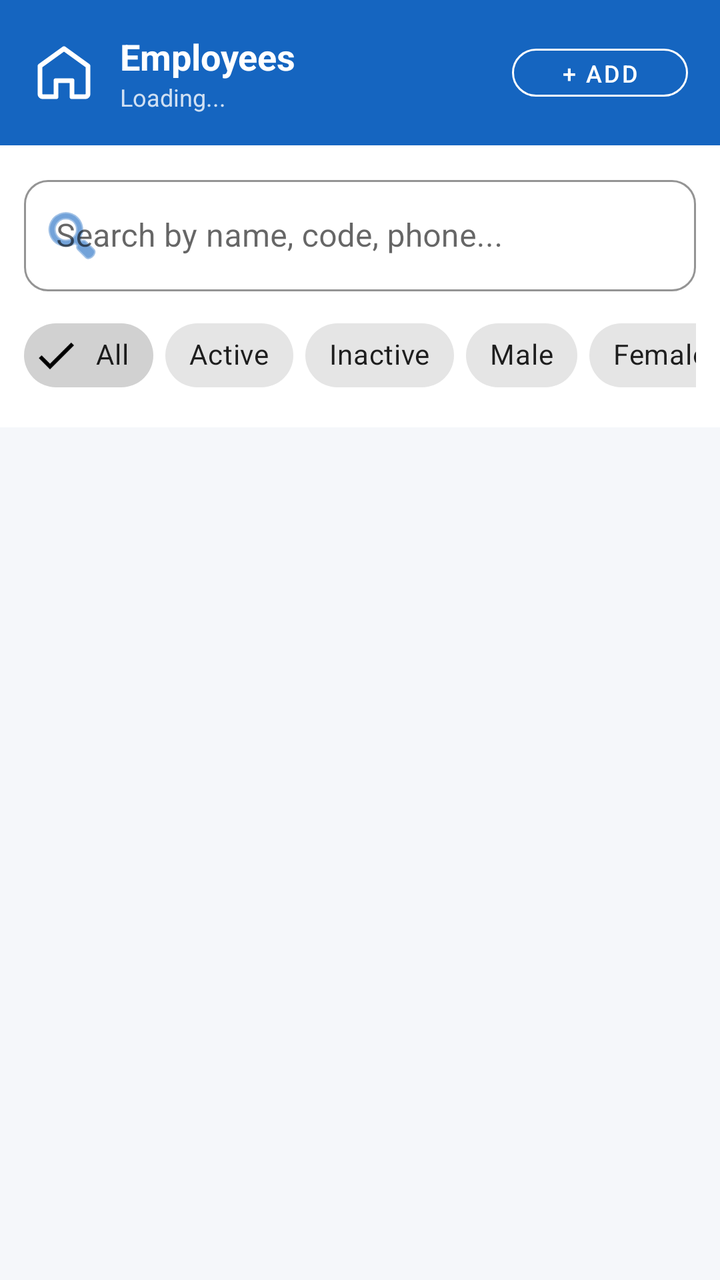
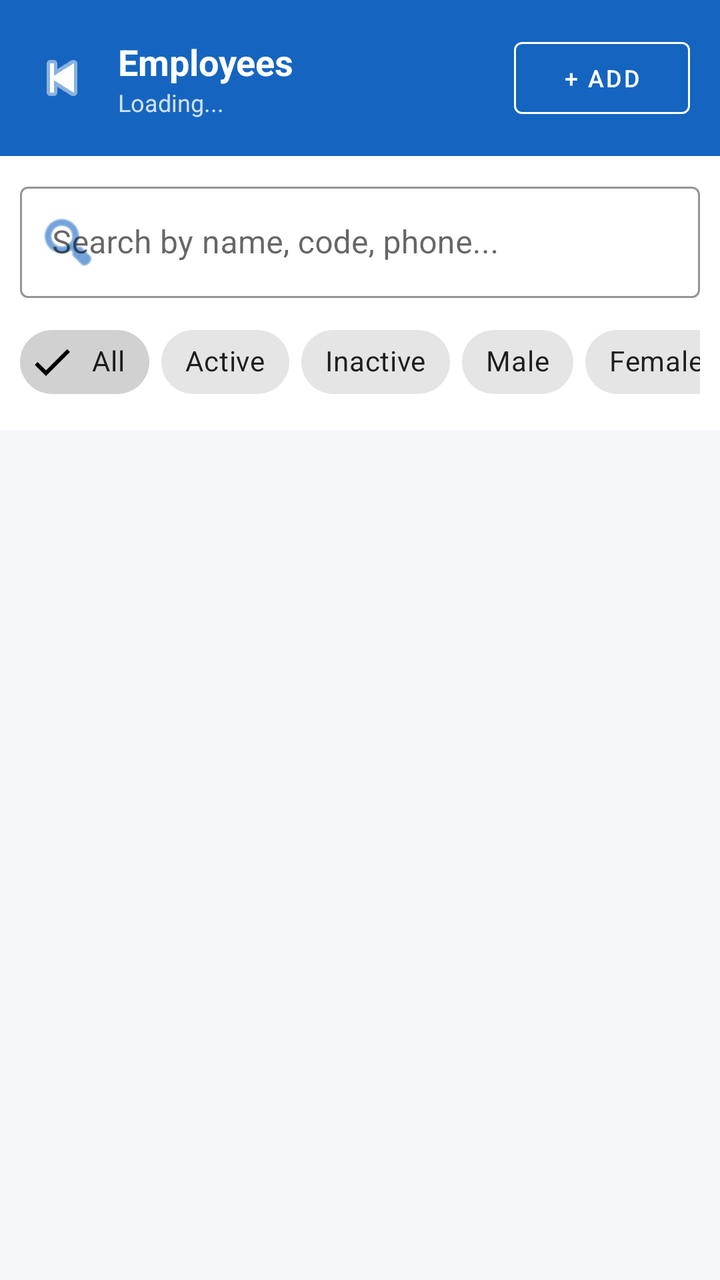

Screens rendered from an Android XML layout before and after an edit, with the pre-edit source and the edit as a unified diff.
<!-- AndroidManifest.xml: application theme Theme.EmpManager -->
<!-- res/layout/activity_employee_list.xml -->
<?xml version="1.0" encoding="utf-8"?>
<LinearLayout
    xmlns:android="http://schemas.android.com/apk/res/android"
    xmlns:app="http://schemas.android.com/apk/res-auto"
    android:layout_width="match_parent"
    android:layout_height="match_parent"
    android:orientation="vertical"
    android:background="#F5F7FA">

    
    <LinearLayout
        android:layout_width="match_parent"
        android:layout_height="wrap_content"
        android:orientation="horizontal"
        android:gravity="center_vertical"
        android:background="#1565C0"
        android:padding="16dp">

        <ImageView
            android:id="@+id/ivBack"
            android:layout_width="32dp"
            android:layout_height="32dp"
            android:src="@drawable/ic_nav_home"
            android:tint="#FFFFFF"
            android:layout_marginEnd="12dp"/>

        <LinearLayout
            android:layout_width="0dp"
            android:layout_height="wrap_content"
            android:layout_weight="1"
            android:orientation="vertical">

            <TextView
                android:id="@+id/tvTitle"
                android:layout_width="wrap_content"
                android:layout_height="wrap_content"
                android:text="Employees"
                android:textSize="18sp"
                android:textStyle="bold"
                android:textColor="#FFFFFF"/>

            <TextView
                android:id="@+id/tvSubtitle"
                android:layout_width="wrap_content"
                android:layout_height="wrap_content"
                android:text="Loading..."
                android:textSize="12sp"
                android:textColor="#CCffffff"/>
        </LinearLayout>

        <com.google.android.material.button.MaterialButton
            android:id="@+id/btnAdd"
            style="@style/Widget.MaterialComponents.Button.OutlinedButton"
            android:layout_width="wrap_content"
            android:layout_height="36dp"
            android:text="+ Add"
            android:textColor="#FFFFFF"
            android:textSize="12sp"
            app:strokeColor="#FFFFFF"
            app:cornerRadius="20dp"/>
    </LinearLayout>

    
    <LinearLayout
        android:layout_width="match_parent"
        android:layout_height="wrap_content"
        android:orientation="vertical"
        android:background="#FFFFFF"
        android:padding="12dp">

        <com.google.android.material.textfield.TextInputLayout
            android:id="@+id/tilSearch"
            style="@style/Widget.MaterialComponents.TextInputLayout.OutlinedBox"
            android:layout_width="match_parent"
            android:layout_height="wrap_content"
            android:hint="Search by name, code, phone..."
            app:startIconDrawable="@android:drawable/ic_menu_search"
            app:startIconTint="#1565C0"
            app:boxCornerRadiusTopStart="12dp"
            app:boxCornerRadiusTopEnd="12dp"
            app:boxCornerRadiusBottomStart="12dp"
            app:boxCornerRadiusBottomEnd="12dp"
            app:boxStrokeColor="#1565C0">

            <com.google.android.material.textfield.TextInputEditText
                android:id="@+id/etSearch"
                android:layout_width="match_parent"
                android:layout_height="wrap_content"
                android:inputType="text"/>
        </com.google.android.material.textfield.TextInputLayout>

        
        <HorizontalScrollView
            android:layout_width="match_parent"
            android:layout_height="wrap_content"
            android:scrollbars="none"
            android:layout_marginTop="8dp">

            <LinearLayout
                android:layout_width="wrap_content"
                android:layout_height="wrap_content"
                android:orientation="horizontal">

                <com.google.android.material.chip.Chip
                    android:id="@+id/chipAll"
                    android:layout_width="wrap_content"
                    android:layout_height="wrap_content"
                    android:text="All"
                    android:checkable="true"
                    android:checked="true"
                    style="@style/Widget.MaterialComponents.Chip.Filter"/>

                <com.google.android.material.chip.Chip
                    android:id="@+id/chipActive"
                    android:layout_width="wrap_content"
                    android:layout_height="wrap_content"
                    android:text="Active"
                    android:checkable="true"
                    android:layout_marginStart="6dp"
                    style="@style/Widget.MaterialComponents.Chip.Filter"/>

                <com.google.android.material.chip.Chip
                    android:id="@+id/chipInactive"
                    android:layout_width="wrap_content"
                    android:layout_height="wrap_content"
                    android:text="Inactive"
                    android:checkable="true"
                    android:layout_marginStart="6dp"
                    style="@style/Widget.MaterialComponents.Chip.Filter"/>

                <com.google.android.material.chip.Chip
                    android:id="@+id/chipMale"
                    android:layout_width="wrap_content"
                    android:layout_height="wrap_content"
                    android:text="Male"
                    android:checkable="true"
                    android:layout_marginStart="6dp"
                    style="@style/Widget.MaterialComponents.Chip.Filter"/>

                <com.google.android.material.chip.Chip
                    android:id="@+id/chipFemale"
                    android:layout_width="wrap_content"
                    android:layout_height="wrap_content"
                    android:text="Female"
                    android:checkable="true"
                    android:layout_marginStart="6dp"
                    style="@style/Widget.MaterialComponents.Chip.Filter"/>

            </LinearLayout>
        </HorizontalScrollView>
    </LinearLayout>

    
    <androidx.recyclerview.widget.RecyclerView
        android:id="@+id/rvEmployees"
        android:layout_width="match_parent"
        android:layout_height="0dp"
        android:layout_weight="1"
        android:padding="12dp"
        android:clipToPadding="false"/>

    
    <LinearLayout
        android:id="@+id/layoutEmpty"
        android:layout_width="match_parent"
        android:layout_height="0dp"
        android:layout_weight="1"
        android:orientation="vertical"
        android:gravity="center"
        android:visibility="gone">

        <TextView
            android:layout_width="wrap_content"
            android:layout_height="wrap_content"
            android:text="No employees found"
            android:textSize="16sp"
            android:textColor="#757575"/>

        <TextView
            android:layout_width="wrap_content"
            android:layout_height="wrap_content"
            android:text="Tap + Add to add your first employee"
            android:textSize="13sp"
            android:textColor="#BDBDBD"
            android:layout_marginTop="4dp"/>
    </LinearLayout>

</LinearLayout>
<!-- resources referenced by this layout -->
<resources>
  <!-- drawable ic_nav_home (drawable) -->
  <?xml version="1.0" encoding="utf-8"?>
  <vector xmlns:android="http://schemas.android.com/apk/res/android"
      android:width="24dp"
      android:height="24dp"
      android:viewportWidth="24"
      android:viewportHeight="24">
      <path
          android:fillColor="@android:color/transparent"
          android:pathData="M3,9.5L12,3L21,9.5V20A1,1 0,0 1,20 21H15V15H9V21H4A1,1 0,0 1,3 20V9.5Z"
          android:strokeColor="#000000"
          android:strokeWidth="1.8"
          android:strokeLineCap="round"
          android:strokeLineJoin="round"/>
  </vector>
  <style name="Theme.EmpManager" parent="Theme.MaterialComponents.Light.NoActionBar">
          <item name="colorPrimary">@color/primary</item>
          <item name="colorPrimaryVariant">@color/primary_dark</item>
          <item name="colorOnPrimary">@color/white</item>
          <item name="colorSecondary">@color/accent</item>
          <item name="android:windowBackground">@color/background</item>
      </style>
  <color name="primary">#1565C0</color>
  <color name="primary_dark">#0D47A1</color>
  <color name="white">#FFFFFFFF</color>
  <color name="accent">#FF6F00</color>
  <color name="background">#F0F4F8</color>
</resources>

<!-- the commit's change to res/layout/activity_employee_list.xml (unified diff, before → after) -->
@@ -14,13 +14,13 @@
         android:orientation="horizontal"
         android:gravity="center_vertical"
         android:background="#1565C0"
-        android:padding="16dp">
+        android:padding="15dp">
 
         <ImageView
             android:id="@+id/ivBack"
             android:layout_width="32dp"
             android:layout_height="32dp"
-            android:src="@drawable/ic_nav_home"
+            android:src="@android:drawable/ic_media_previous"
             android:tint="#FFFFFF"
             android:layout_marginEnd="12dp"/>
 
@@ -52,12 +52,12 @@
             android:id="@+id/btnAdd"
             style="@style/Widget.MaterialComponents.Button.OutlinedButton"
             android:layout_width="wrap_content"
-            android:layout_height="36dp"
+            android:layout_height="wrap_content"
             android:text="+ Add"
             android:textColor="#FFFFFF"
             android:textSize="12sp"
             app:strokeColor="#FFFFFF"
-            app:cornerRadius="20dp"/>
+            app:cornerRadius="4dp"/>
     </LinearLayout>
 
     
@@ -66,7 +66,7 @@
         android:layout_height="wrap_content"
         android:orientation="vertical"
         android:background="#FFFFFF"
-        android:padding="12dp">
+        android:padding="10dp">
 
         <com.google.android.material.textfield.TextInputLayout
             android:id="@+id/tilSearch"
@@ -76,10 +76,10 @@
             android:hint="Search by name, code, phone..."
             app:startIconDrawable="@android:drawable/ic_menu_search"
             app:startIconTint="#1565C0"
-            app:boxCornerRadiusTopStart="12dp"
-            app:boxCornerRadiusTopEnd="12dp"
-            app:boxCornerRadiusBottomStart="12dp"
-            app:boxCornerRadiusBottomEnd="12dp"
+            app:boxCornerRadiusTopStart="4dp"
+            app:boxCornerRadiusTopEnd="4dp"
+            app:boxCornerRadiusBottomStart="4dp"
+            app:boxCornerRadiusBottomEnd="4dp"
             app:boxStrokeColor="#1565C0">
 
             <com.google.android.material.textfield.TextInputEditText
@@ -156,7 +156,7 @@
         android:layout_width="match_parent"
         android:layout_height="0dp"
         android:layout_weight="1"
-        android:padding="12dp"
+        android:padding="4dp"
         android:clipToPadding="false"/>
 
     
<!-- resource entries referenced after the edit -->
@@ -1,20 +1,5 @@
 <!-- resources referenced by this layout -->
 <resources>
-  <!-- drawable ic_nav_home (drawable) -->
-  <?xml version="1.0" encoding="utf-8"?>
-  <vector xmlns:android="http://schemas.android.com/apk/res/android"
-      android:width="24dp"
-      android:height="24dp"
-      android:viewportWidth="24"
-      android:viewportHeight="24">
-      <path
-          android:fillColor="@android:color/transparent"
-          android:pathData="M3,9.5L12,3L21,9.5V20A1,1 0,0 1,20 21H15V15H9V21H4A1,1 0,0 1,3 20V9.5Z"
-          android:strokeColor="#000000"
-          android:strokeWidth="1.8"
-          android:strokeLineCap="round"
-          android:strokeLineJoin="round"/>
-  </vector>
   <style name="Theme.EmpManager" parent="Theme.MaterialComponents.Light.NoActionBar">
           <item name="colorPrimary">@color/primary</item>
           <item name="colorPrimaryVariant">@color/primary_dark</item>
